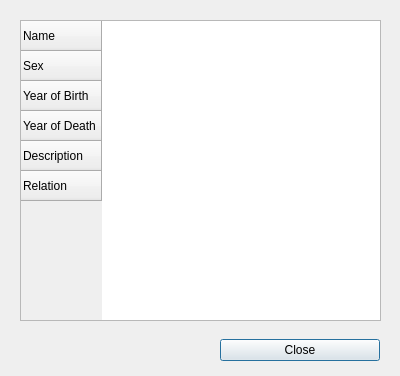
Qt form vika3/ui/moreinfopioneer.ui (hlynurstef/Verklegt-namskeid-1-vika-3) before a commit.
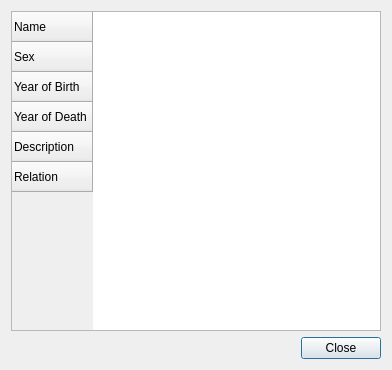
The same form after that commit. Icons and pictures are not drawn.

```diff
--- a/vika3/ui/moreinfopioneer.ui
+++ b/vika3/ui/moreinfopioneer.ui
@@ -6,10 +6,16 @@
    <rect>
     <x>0</x>
     <y>0</y>
-    <width>400</width>
-    <height>376</height>
+    <width>392</width>
+    <height>370</height>
    </rect>
   </property>
+  <property name="minimumSize">
+   <size>
+    <width>281</width>
+    <height>250</height>
+   </size>
+  </property>
   <property name="windowTitle">
    <string>More information</string>
   </property>
@@ -17,15 +23,8 @@
    <iconset resource="resources.qrc">
     <normaloff>:/icons/Images/information.png</normaloff>:/icons/Images/information.png</iconset>
   </property>
-  <widget class="QWidget" name="horizontalLayoutWidget_2">
-   <property name="geometry">
-    <rect>
-     <x>20</x>
-     <y>20</y>
-     <width>361</width>
-     <height>301</height>
-    </rect>
-   </property>
+  <layout class="QGridLayout" name="gridLayout_2">
+   <item row="0" column="0">
    <layout class="QHBoxLayout" name="horizontalLayout_2">
     <item>
      <widget class="QTableWidget" name="show_single_pioneer">
@@ -68,18 +67,8 @@
      </widget>
     </item>
    </layout>
-  </widget>
-  <widget class="QWidget" name="verticalLayoutWidget">
-   <property name="geometry">
-    <rect>
-     <x>220</x>
-     <y>330</y>
-     <width>160</width>
-     <height>41</height>
-    </rect>
-   </property>
-   <layout class="QVBoxLayout" name="verticalLayout">
-    <item>
+   </item>
+   <item row="1" column="0" alignment="Qt::AlignRight">
      <widget class="QPushButton" name="pushButton_close">
       <property name="text">
        <string>Close</string>
@@ -87,7 +76,6 @@
      </widget>
     </item>
    </layout>
-  </widget>
  </widget>
  <resources>
   <include location="resources.qrc"/>
```
Lines whose indentation alone changed are shown as unchanged.
